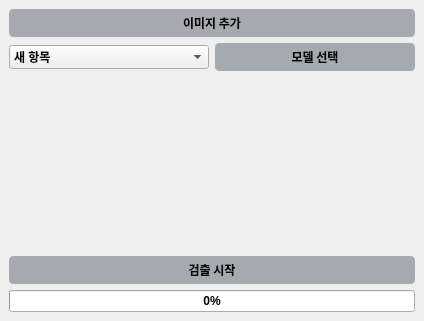
This is gui/yolo_detect_image_window.ui in Meawcat/CheckMate as Qt 5 draws it before an edit. The edited form follows.
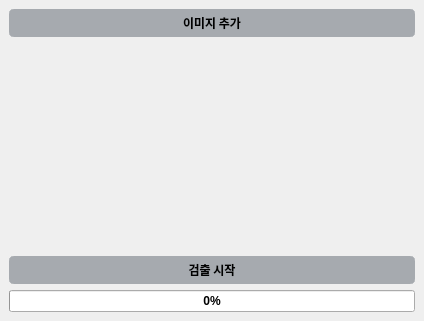
This is the edited form.

The edit to the form file:
```diff
--- a/gui/yolo_detect_image_window.ui
+++ b/gui/yolo_detect_image_window.ui
@@ -48,75 +48,6 @@
         </property>
        </widget>
       </item>
-      <item row="1" column="0">
-       <widget class="QComboBox" name="model_combobox">
-        <property name="minimumSize">
-         <size>
-          <width>0</width>
-          <height>24</height>
-         </size>
-        </property>
-        <property name="maximumSize">
-         <size>
-          <width>16777215</width>
-          <height>24</height>
-         </size>
-        </property>
-        <property name="styleSheet">
-         <string notr="true"/>
-        </property>
-        <item>
-         <property name="text">
-          <string>새 항목</string>
-         </property>
-        </item>
-        <item>
-         <property name="text">
-          <string>새 항목</string>
-         </property>
-        </item>
-        <item>
-         <property name="text">
-          <string>새 항목</string>
-         </property>
-        </item>
-        <item>
-         <property name="text">
-          <string>새 항목</string>
-         </property>
-        </item>
-        <item>
-         <property name="text">
-          <string>새 항목</string>
-         </property>
-        </item>
-       </widget>
-      </item>
-      <item row="1" column="1">
-       <widget class="QPushButton" name="model_select_button">
-        <property name="font">
-         <font>
-          <family>맑은 고딕</family>
-          <weight>75</weight>
-          <bold>true</bold>
-         </font>
-        </property>
-        <property name="styleSheet">
-         <string notr="true">QPushButton:hover {
-    color: #fff;
-}
-QPushButton {
-    border: 4px solid#a6aaaf;
-	border-radius: 5px;
-	padding: 1px 5px;
-	background-color: #a6aaaf;
-}</string>
-        </property>
-        <property name="text">
-         <string>모델 선택</string>
-        </property>
-       </widget>
-      </item>
      </layout>
     </item>
     <item row="1" column="0">
```
